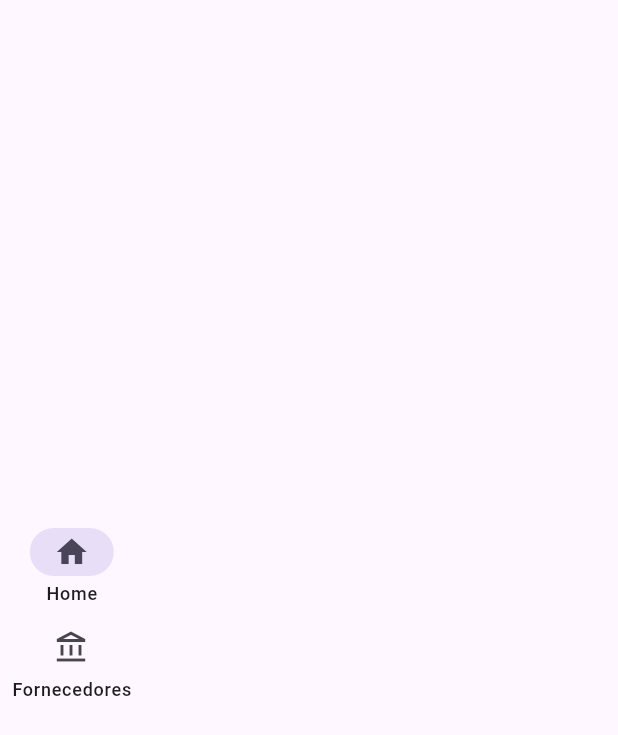
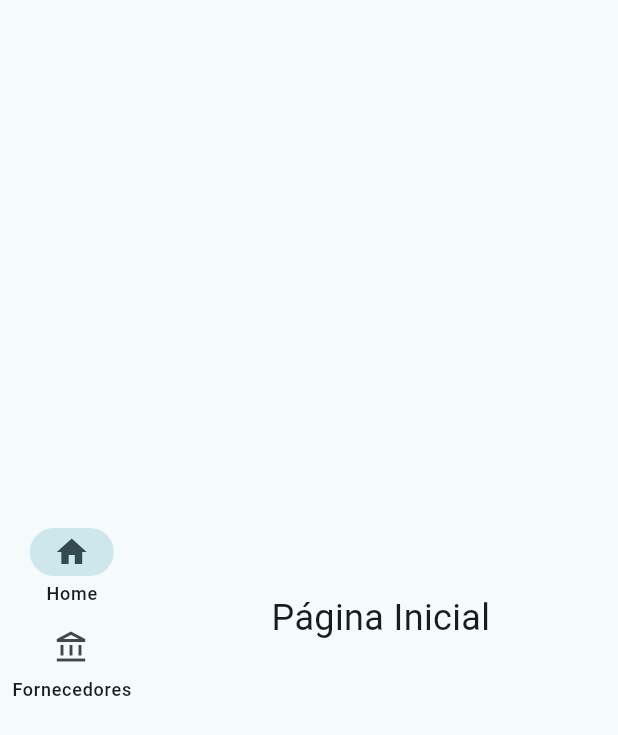
Before and after one commit to gabrieltissianel/TrabalhoLES, a Flutter app: the screen it shows after launch, on a phone screen of 412 x 824 dp. Shown: the top 735 px of the screen. Run offline on Flutter 3.47's test engine with Material 3 defaults, Android fonts, the phone set to English and light mode, and no system bars; our stand-ins replace dio, go_router.

Commit message:
flutter: app_layout fixado

```diff
--- a/Flutter/les/lib/core/app_routes.dart
+++ b/Flutter/les/lib/core/app_routes.dart
@@ -1,16 +1,35 @@
+import 'package:flutter/cupertino.dart';
 import 'package:go_router/go_router.dart';
 import 'package:les/presentation/view/fornecedor_view.dart';
-import 'package:les/presentation/view/home.dart';
+import 'package:les/presentation/view/home_view.dart';
+import 'package:les/presentation/widgets/app_layout.dart';
 
 class AppRoutes {
   static const String home = '/';
   static const String fornecedores = '/fornecedores';
 }
 
+final _rootNavigatorKey = GlobalKey<NavigatorState>();
+final _shellNavigatorKey = GlobalKey<NavigatorState>();
+
 final GoRouter router = GoRouter(
+  navigatorKey: _rootNavigatorKey,
   initialLocation: '/',
   routes: [
-    GoRoute(path: AppRoutes.home, builder: (context, state) => Home()),
-    GoRoute(path: AppRoutes.fornecedores, builder: (context, state) => FornecedorView())
-  ],
+    ShellRoute(
+      navigatorKey: _shellNavigatorKey,
+      builder: (context, state, child) {
+        return AppLayout(child: child);
+      },
+      routes:[
+        GoRoute(
+            path: AppRoutes.home,
+            builder: (context, state) => const HomeView()),
+        GoRoute(
+            path: AppRoutes.fornecedores,
+            builder: (context, state) => const FornecedorView())
+      ]
+    )
+  ]
+
 );
--- a/Flutter/les/lib/main.dart
+++ b/Flutter/les/lib/main.dart
@@ -17,6 +17,11 @@
   Widget build(BuildContext context) {
     return MaterialApp.router(
       routerConfig: router,
+      theme: ThemeData(
+        colorScheme: ColorScheme.fromSeed(seedColor: Colors.grey),
+        useMaterial3: true,
+        primaryColor: Colors.blueAccent,
+      ),
     );
   }
 }
--- a/Flutter/les/lib/presentation/view/fornecedor_view.dart
+++ b/Flutter/les/lib/presentation/view/fornecedor_view.dart
@@ -2,7 +2,6 @@
 import 'package:flutter/material.dart';
 import 'package:les/model/fornecedor.dart';
 import 'package:les/presentation/viewModel/fornecedor_view_model.dart';
-import 'package:les/presentation/widgets/side_menu.dart';
 import 'package:provider/provider.dart';
 
 class FornecedorView extends StatefulWidget{
@@ -25,18 +24,15 @@ class _FornecedorViewState extends State<FornecedorView>{
     return Scaffold(
       body: Row(
         children: [
-            SideMenu(),
-            Consumer<FornecedorViewModel>(
-                builder: (context, fornecedorViewModel, child) {
-                return Column(
-                  children:[
-                    _table(fornecedorViewModel),
-                    _buttons(fornecedorViewModel, context),
-                  ]
-                );
-            }),
-          ],
-        ),
+          Expanded(child: Consumer<FornecedorViewModel>(
+              builder: (context, fornecedorViewModel, child) {
+            return Column(children: [
+              _table(fornecedorViewModel),
+              _buttons(fornecedorViewModel, context),
+            ]);
+          })),
+        ],
+      ),
     );
   }
 
@@ -61,7 +57,7 @@ class _FornecedorViewState extends State<FornecedorView>{
                   );
                 })),
             DataCell(IconButton(
-                icon: Icon(Icons.remove),
+                icon: Icon(Icons.delete),
                 onPressed: () {
                   fornecedorViewModel.deleteFornecedor(fornecedor.id!);
                 })),
--- /dev/null
+++ b/Flutter/les/lib/presentation/view/home_view.dart
@@ -0,0 +1,25 @@
+
+import 'package:flutter/material.dart';
+
+class HomeView extends StatefulWidget{
+  const HomeView({super.key});
+
+  @override
+  State<StatefulWidget> createState() => _HomeViewState();
+
+}
+
+class _HomeViewState extends State<HomeView>{
+  @override
+  Widget build(BuildContext context) {
+    return Scaffold(
+      body: Row(
+        children: [
+          Expanded(
+            child: Center(child: Text('Página Inicial', style: TextStyle(fontSize: 24))),
+          ),
+        ],
+      ),
+    );
+  }
+}
--- a/Flutter/les/lib/presentation/view/home.dart
+++ b/Flutter/les/lib/presentation/widgets/app_layout.dart
@@ -2,23 +2,23 @@
 import 'package:flutter/material.dart';
 import 'package:les/presentation/widgets/side_menu.dart';
 
-class Home extends StatefulWidget{
-  const Home({super.key});
+class AppLayout extends StatelessWidget {
+  const AppLayout({required this.child, super.key});
 
-  @override
-  State<StatefulWidget> createState() => _HomeState();
+  final Widget child;
 
-}
-
-class _HomeState extends State<Home>{
   @override
   Widget build(BuildContext context) {
     return Scaffold(
       body: Row(
         children: [
-          SideMenu()
+          SideMenu(),
+          Expanded(
+            child: child,
+          ),
         ],
       ),
     );
   }
+
 }
```
